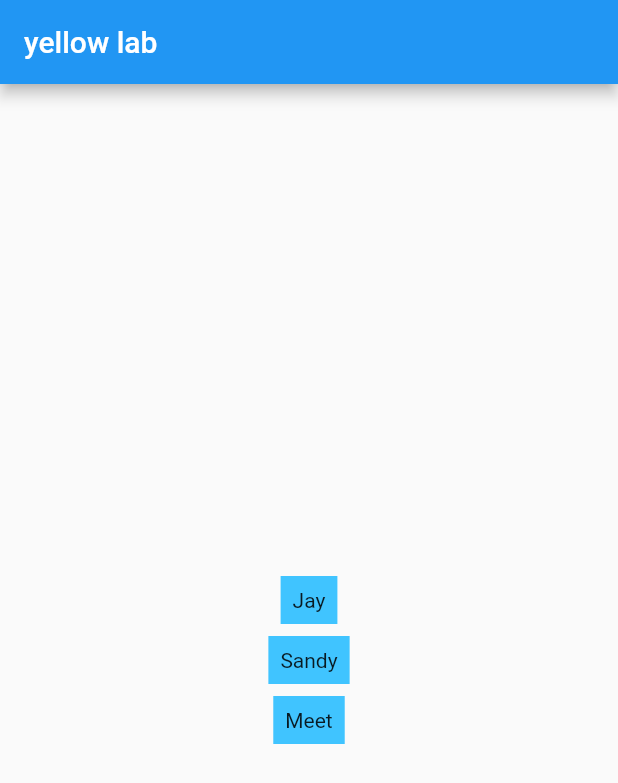
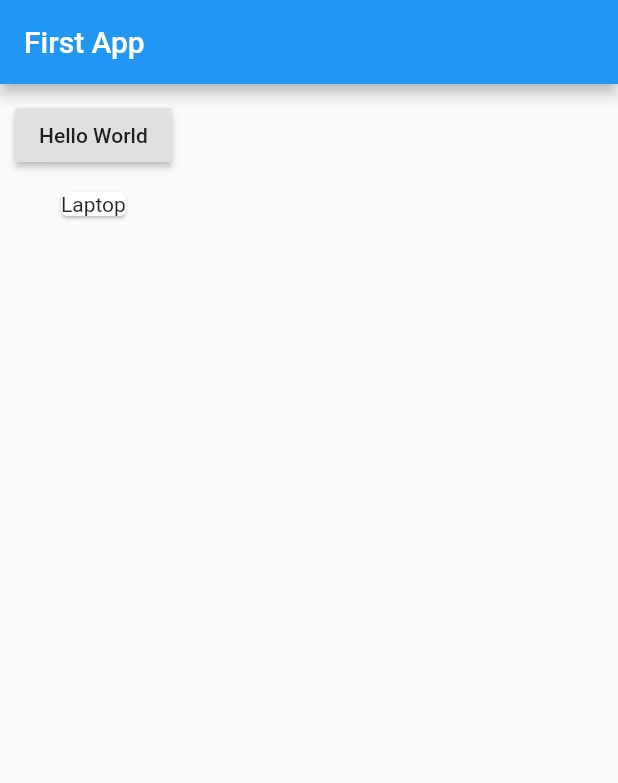
Before and after one commit to jaybh1987/flutterapp, a Flutter app: the screen it shows after launch, on a phone screen of 412 x 824 dp. Shown: the top 783 px of the screen. Run offline on Flutter 3.47's test engine with Material 2 defaults, Android fonts, the phone set to English and light mode, and no system bars.

Commit message:
on press add in list working.

```diff
--- a/lib/main.dart
+++ b/lib/main.dart
@@ -1,48 +1,59 @@
 import 'package:flutter/cupertino.dart';
 import 'package:flutter/material.dart';
 
+
 void main() {
-  runApp( new DogApp());
+  runApp(MyApp());
 }
 
-class DogApp extends StatelessWidget {
-  Widget build(BuildContext context) {
 
-    return MaterialApp(
-      title: 'My Dog App',
-      home: Scaffold(
-        appBar: AppBar(
-          title: Text('yellow lab'),
-        ),
-        body: Center(
+class MyApp extends StatefulWidget {
 
-          child: Column(
-           mainAxisAlignment: MainAxisAlignment.center,
-           children: [
-             DogName("Jay"),
-             SizedBox(height: 8.0),
-             DogName("Sandy"),
-             SizedBox(height: 8.0),
-             DogName("Meet"),
-           ],
-          )
-        )
-      )
-    );
+  State<StatefulWidget> createState() {
+    return _MyAppState();
   }
 }
 
 
-class DogName extends StatelessWidget {
-  final String name;
-  const DogName(this.name);
+class _MyAppState extends State<MyApp> {
+
+  List<String> _products = ['Laptop'];
+
 
   Widget build(BuildContext context) {
-    return DecoratedBox(
-      decoration: BoxDecoration(color: Colors.lightBlueAccent),
-      child: Padding(
-        padding: const EdgeInsets.all(8.0),
-        child: Text(name),
+    return MaterialApp(
+      home: Scaffold(
+
+        appBar: AppBar(
+          title: Text('First App'),
+        ),
+
+        body: Column(
+          children: [
+            Container(
+
+              margin: EdgeInsets.all(10.0),
+
+
+              child: RaisedButton(
+                onPressed: () {
+                  setState(() {
+                    _products.add('PC');
+                  });
+                },
+                child: Text('Hello World'))),
+
+            Column(
+              children: _products.map( (e) =>
+                  Card(
+                    child: Column(
+                      children: <Widget>[ Text(e) ],
+                    ),
+                  )
+              ).toList(),
+            )
+          ],
+        ),
       ),
     );
   }
```
